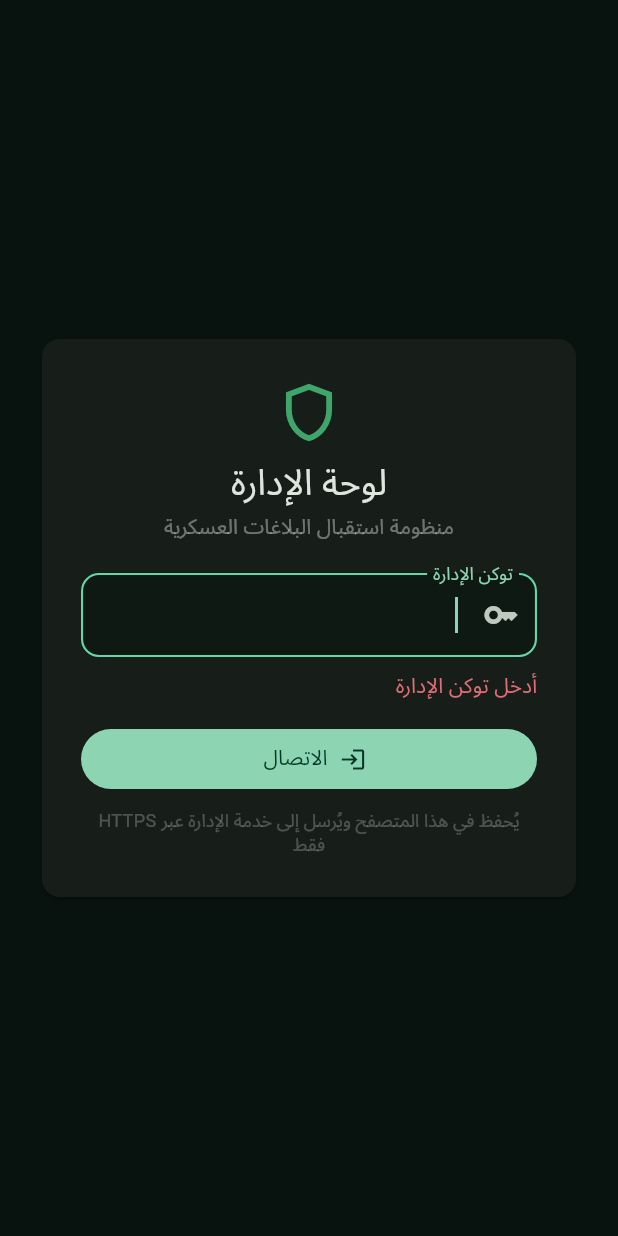
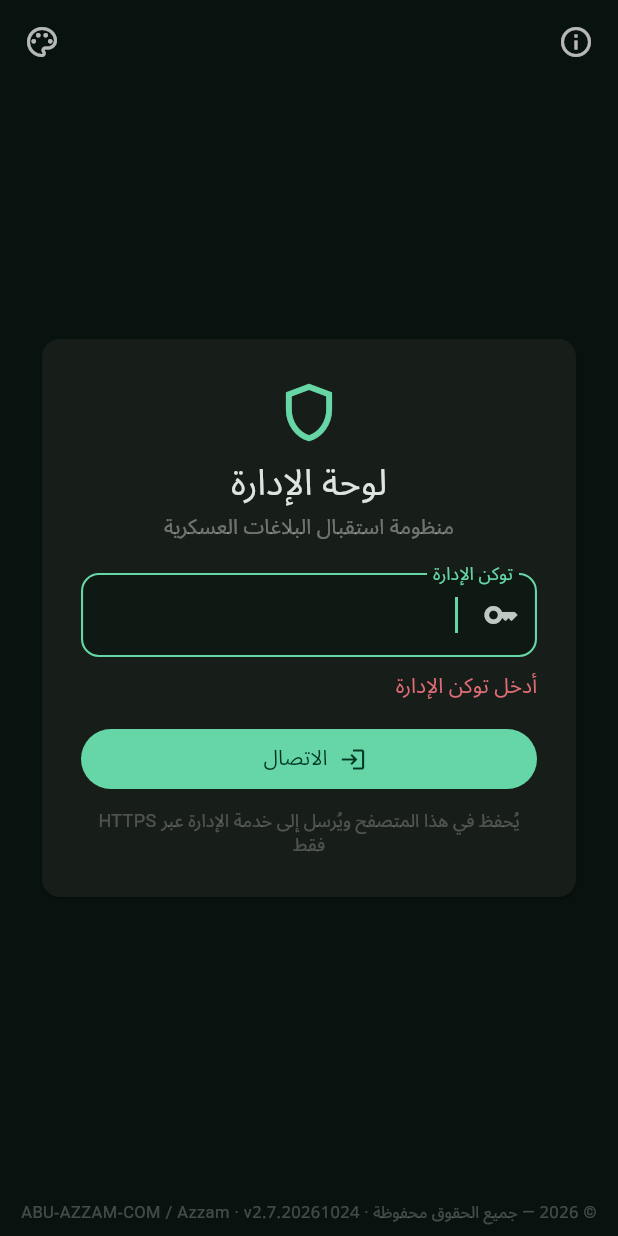
Before and after one commit to ABU-AZZAM-COM/mrw-bot, a Flutter app: the screen it shows after launch, after a tap on "الاتصال", on a phone screen of 412 x 824 dp. Run offline on Flutter 3.47's test engine with Material 3 defaults, Android fonts, the phone set to English and light mode, and no system bars; our stand-ins replace web.

Commit message:
feat(admin): أربعة ثيمات + الحقوق والإصدار داخل اللوحة + بناء dist محدّث

```diff
--- a/admin_web/lib/admin_shell.dart
+++ b/admin_web/lib/admin_shell.dart
@@ -1,8 +1,10 @@
 import 'package:flutter/material.dart';
 
 import 'api.dart';
+import 'app_credits.dart';
 import 'pages.dart';
 import 'pages2.dart';
+import 'theme_menu.dart';
 import 'widgets.dart';
 import 'web_api.dart';
 
@@ -113,7 +115,11 @@ class _MainShellState extends State<MainShell> {
             ),
             if (!compact) ...[
               const SizedBox(width: 14),
-              Container(width: 1, height: 22, color: const Color(0xFF25382D)),
+              Container(
+                width: 1,
+                height: 22,
+                color: Theme.of(context).dividerColor,
+              ),
               const SizedBox(width: 14),
               const Text(
                 'مركز التحكم الموحد',
@@ -130,6 +136,12 @@ class _MainShellState extends State<MainShell> {
                 child: StateBadge('لوحة الإدارة', color: Color(0xFF67D6A6)),
               ),
             ),
+          const ThemeMenu(),
+          IconButton(
+            tooltip: 'الحقوق والإصدار',
+            onPressed: () => showCredits(context),
+            icon: const Icon(Icons.info_outline),
+          ),
           IconButton(
             tooltip: 'تسجيل الخروج',
             onPressed: () {
@@ -175,7 +187,7 @@ class _MainShellState extends State<MainShell> {
               child: ClipRRect(
                 borderRadius: BorderRadius.circular(18),
                 child: ColoredBox(
-                  color: const Color(0xFF0C1711),
+                  color: Theme.of(context).colorScheme.surface,
                   child: pages[_selectedIndex],
                 ),
               ),
--- /dev/null
+++ b/admin_web/lib/app_credits.dart
@@ -0,0 +1,42 @@
+/// حقوق النشر والإصدار — مصدر واحد لكل الواجهة.
+///
+/// الإصدار يُمرَّر وقت البناء عبر `--dart-define=APP_VERSION=...`
+/// (يفعل ذلك build_release.ps1 تلقائيًا بتاريخ البناء).
+library;
+
+import 'package:flutter/material.dart';
+
+class AppCredits {
+  const AppCredits._();
+
+  static const String project = 'منظومة استقبال البلاغات العسكرية';
+  static const String author = 'ABU-AZZAM-COM / Azzam';
+  static const String copyright = '© 2026 — جميع الحقوق محفوظة';
+  static const String repo = 'https://github.com/ABU-AZZAM-COM/mrw-bot';
+
+  static const String version = String.fromEnvironment(
+    'APP_VERSION',
+    defaultValue: '2.7.20261024',
+  );
+
+  static String get versionLabel => 'v$version';
+  static String get footer => '$copyright · $author';
+}
+
+/// نافذة الحقوق والإصدار — تُفتح من شريط التطبيق أو شاشة الدخول.
+void showCredits(BuildContext context) {
+  showAboutDialog(
+    context: context,
+    applicationName: AppCredits.project,
+    applicationVersion: AppCredits.version,
+    applicationIcon: const Icon(Icons.shield_outlined, size: 42),
+    applicationLegalese: '${AppCredits.copyright}\n${AppCredits.author}',
+    children: [
+      const SizedBox(height: 8),
+      const SelectableText(
+        AppCredits.repo,
+        style: TextStyle(fontSize: 12, color: Colors.white54),
+      ),
+    ],
+  );
+}
--- a/admin_web/lib/app_theme.dart
+++ b/admin_web/lib/app_theme.dart
@@ -1,32 +1,94 @@
 import 'package:flutter/material.dart';
+import 'package:web/web.dart' as web;
 
+/// ثيمات لوحة الإدارة — أربعة أوضاع داكنة بهوية خضراء موحّدة.
+///
+/// اللون accent يبقى ثابتًا في كل الأوضاع حتى لا تتعارض العناصر الملوّنة
+/// داخل الصفحات، بينما تتغيّر خلفيات السطح والبطاقات والشريط الجانبي.
 abstract final class AdminTheme {
   static const accent = Color(0xFF67D6A6);
-  static const background = Color(0xFF08120E);
-  static const surface = Color(0xFF111F18);
-  static const border = Color(0xFF25382D);
 
-  static ThemeData get dark => ThemeData(
+  static const names = <String>['forest', 'midnight', 'ocean', 'graphite'];
+
+  static const labels = <String, String>{
+    'forest': 'الغابة الداكنة',
+    'midnight': 'منتصف الليل',
+    'ocean': 'المحيط',
+    'graphite': 'الجرافيت',
+  };
+
+  static const _palettes = <String, _Palette>{
+    'forest': _Palette(
+      background: Color(0xFF08120E),
+      surface: Color(0xFF111F18),
+      border: Color(0xFF25382D),
+      field: Color(0xFF0D1912),
+    ),
+    'midnight': _Palette(
+      background: Color(0xFF080D16),
+      surface: Color(0xFF111A27),
+      border: Color(0xFF23314A),
+      field: Color(0xFF0D1521),
+    ),
+    'ocean': _Palette(
+      background: Color(0xFF051317),
+      surface: Color(0xFF0C2228),
+      border: Color(0xFF1D3E46),
+      field: Color(0xFF0A1B20),
+    ),
+    'graphite': _Palette(
+      background: Color(0xFF101113),
+      surface: Color(0xFF1A1C20),
+      border: Color(0xFF2E3238),
+      field: Color(0xFF17191D),
+    ),
+  };
+
+  static ThemeData of(String name) {
+    final palette = _palettes[name] ?? _palettes['forest']!;
+    final scheme = ColorScheme.fromSeed(
+      seedColor: accent,
+      brightness: Brightness.dark,
+      surface: palette.surface,
+    ).copyWith(primary: accent, surface: palette.surface);
+
+    return ThemeData(
       useMaterial3: true,
       fontFamily: 'NotoSansArabic',
-    colorScheme: ColorScheme.fromSeed(
-      seedColor: accent,
-      brightness: Brightness.dark,
-      surface: surface,
+      colorScheme: scheme,
+      scaffoldBackgroundColor: palette.background,
+      cardColor: palette.surface,
+      dividerColor: palette.border,
+      appBarTheme: AppBarTheme(
+        backgroundColor: palette.background,
+        surfaceTintColor: Colors.transparent,
+        elevation: 0,
+        iconTheme: const IconThemeData(color: Colors.white70),
+        actionsIconTheme: const IconThemeData(color: Colors.white70),
       ),
-    scaffoldBackgroundColor: background,
-    dividerColor: border,
-    snackBarTheme: const SnackBarThemeData(behavior: SnackBarBehavior.floating),
+      navigationRailTheme: NavigationRailThemeData(
+        backgroundColor: palette.surface,
+        indicatorColor: accent.withValues(alpha: 0.16),
+        selectedIconTheme: const IconThemeData(color: accent),
+        selectedLabelTextStyle: const TextStyle(
+          color: accent,
+          fontWeight: FontWeight.w700,
+        ),
+      ),
+      drawerTheme: DrawerThemeData(backgroundColor: palette.surface),
+      snackBarTheme: const SnackBarThemeData(
+        behavior: SnackBarBehavior.floating,
+      ),
       inputDecorationTheme: InputDecorationTheme(
         filled: true,
-      fillColor: const Color(0xFF0D1912),
+        fillColor: palette.field,
         border: OutlineInputBorder(
           borderRadius: BorderRadius.circular(12),
-        borderSide: const BorderSide(color: border),
+          borderSide: BorderSide(color: palette.border),
         ),
         enabledBorder: OutlineInputBorder(
           borderRadius: BorderRadius.circular(12),
-        borderSide: const BorderSide(color: border),
+          borderSide: BorderSide(color: palette.border),
         ),
         focusedBorder: OutlineInputBorder(
           borderRadius: BorderRadius.circular(12),
@@ -35,3 +97,50 @@ abstract final class AdminTheme {
       ),
     );
   }
+
+  /// الوضع الافتراضي (يحافظ على المظهر السابق).
+  static ThemeData get dark => of('forest');
+}
+
+class _Palette {
+  const _Palette({
+    required this.background,
+    required this.surface,
+    required this.border,
+    required this.field,
+  });
+
+  final Color background;
+  final Color surface;
+  final Color border;
+  final Color field;
+}
+
+/// حالة الثيم الحالية — تُحفظ في متصفح المستخدم وتبقى بعد إعادة الفتح.
+class ThemeController extends ValueNotifier<String> {
+  ThemeController() : super(_read());
+
+  static const String storageKey = 'mrw_admin_theme';
+
+  static String _read() {
+    try {
+      final saved = web.window.localStorage.getItem(storageKey);
+      if (saved != null && AdminTheme.names.contains(saved)) return saved;
+    } catch (_) {
+      // التخزين قد يكون معطّلًا — نكمل بالافتراضي.
+    }
+    return 'forest';
+  }
+
+  void select(String name) {
+    if (!AdminTheme.names.contains(name) || name == value) return;
+    value = name;
+    try {
+      web.window.localStorage.setItem(storageKey, name);
+    } catch (_) {
+      // يبقى الثيم فعّالًا لهذه الجلسة فقط.
+    }
+  }
+}
+
+final ThemeController themeController = ThemeController();
--- a/admin_web/lib/main.dart
+++ b/admin_web/lib/main.dart
@@ -4,7 +4,9 @@ import 'package:flutter/material.dart';
 
 import 'api.dart';
 import 'admin_shell.dart';
+import 'app_credits.dart';
 import 'app_theme.dart';
+import 'theme_menu.dart';
 import 'web_api.dart';
 import 'widgets.dart';
 
@@ -17,16 +19,21 @@ class AdminApp extends StatelessWidget {
 
   @override
   Widget build(BuildContext context) {
+    return ValueListenableBuilder<String>(
+      valueListenable: themeController,
+      builder: (context, themeName, _) {
         return MaterialApp(
-      title: 'لوحة الإدارة',
+          title: 'لوحة الإدارة — ${AppCredits.project}',
           debugShowCheckedModeBanner: false,
-      theme: AdminTheme.dark,
+          theme: AdminTheme.of(themeName),
           // القاعدة: كل الصفحة من اليمين لليسار — أنظمة RTL لا تحتاج إعداداً لكل ويدجت
           builder: (context, child) => Directionality(
             textDirection: TextDirection.rtl,
             child: child ?? const SizedBox.shrink(),
           ),
           home: const AdminGate(),
+        );
+      },
     );
   }
 }
@@ -104,10 +111,7 @@ class _LoginScreenState extends State<LoginScreen> {
     try {
       final result = await probe.get('/api/admin/overview');
       if (result['ok'] != true) {
-        throw ApiException(
-          502,
-          (result['error'] ?? 'bad_response').toString(),
-        );
+        throw ApiException(502, (result['error'] ?? 'bad_response').toString());
       }
       if (!mounted) return;
       widget.onConnected(t);
@@ -124,7 +128,19 @@ class _LoginScreenState extends State<LoginScreen> {
   @override
   Widget build(BuildContext context) {
     return Scaffold(
-      body: Center(
+      body: Stack(
+        children: [
+          Positioned(top: 4, left: 4, child: ThemeMenu()),
+          Positioned(
+            top: 4,
+            right: 4,
+            child: IconButton(
+              tooltip: 'الحقوق والإصدار',
+              onPressed: () => showCredits(context),
+              icon: const Icon(Icons.info_outline, color: Colors.white70),
+            ),
+          ),
+          Center(
             child: SingleChildScrollView(
               padding: const EdgeInsets.all(24),
               child: ConstrainedBox(
@@ -139,7 +155,7 @@ class _LoginScreenState extends State<LoginScreen> {
                         Icon(
                           Icons.shield_outlined,
                           size: 46,
-                      color: const Color(0xFF3FA66B),
+                          color: AdminTheme.accent,
                         ),
                         const SizedBox(height: 8),
                         Text(
@@ -201,6 +217,18 @@ class _LoginScreenState extends State<LoginScreen> {
               ),
             ),
           ),
+          Positioned(
+            left: 0,
+            right: 0,
+            bottom: 8,
+            child: Text(
+              '${AppCredits.footer} · ${AppCredits.versionLabel}',
+              textAlign: TextAlign.center,
+              style: const TextStyle(color: Colors.white24, fontSize: 11),
+            ),
+          ),
+        ],
+      ),
     );
   }
 }
--- /dev/null
+++ b/admin_web/lib/theme_menu.dart
@@ -0,0 +1,43 @@
+import 'package:flutter/material.dart';
+
+import 'app_theme.dart';
+
+/// قائمة اختيار الثيم — مشتركة بين شاشة الدخول والهيكل الرئيسي.
+class ThemeMenu extends StatelessWidget {
+  const ThemeMenu({super.key});
+
+  @override
+  Widget build(BuildContext context) {
+    return ValueListenableBuilder<String>(
+      valueListenable: themeController,
+      builder: (context, current, _) {
+        return PopupMenuButton<String>(
+          tooltip: 'تغيير الثيم',
+          icon: const Icon(Icons.palette_outlined, color: Colors.white70),
+          onSelected: themeController.select,
+          itemBuilder: (context) => [
+            for (final name in AdminTheme.names)
+              PopupMenuItem<String>(
+                value: name,
+                child: Row(
+                  children: [
+                    Icon(
+                      current == name
+                          ? Icons.radio_button_checked
+                          : Icons.radio_button_unchecked,
+                      size: 18,
+                      color: current == name
+                          ? AdminTheme.accent
+                          : Colors.white38,
+                    ),
+                    const SizedBox(width: 8),
+                    Text(AdminTheme.labels[name] ?? name),
+                  ],
+                ),
+              ),
+          ],
+        );
+      },
+    );
+  }
+}
--- a/admin_web/pubspec.yaml
+++ b/admin_web/pubspec.yaml
@@ -16,7 +16,7 @@ publish_to: 'none' # Remove this line if you wish to publish to pub.dev
 # https://developer.apple.com/library/archive/documentation/General/Reference/InfoPlistKeyReference/Articles/CoreFoundationKeys.html
 # In Windows, build-name is used as the major, minor, and patch parts
 # of the product and file versions while build-number is used as the build suffix.
-version: 1.0.0+1
+version: 2.7.20261024+1
 
 environment:
   sdk: ^3.12.2
```
Also changed, not shown: admin_web/lib/version.json (added, +7 -0 lines), admin_web/dist/assets/fonts/MaterialIcons-Regular.otf, admin_web/dist/version.json, 5 other files. Lines whose indentation alone changed are shown as unchanged.
